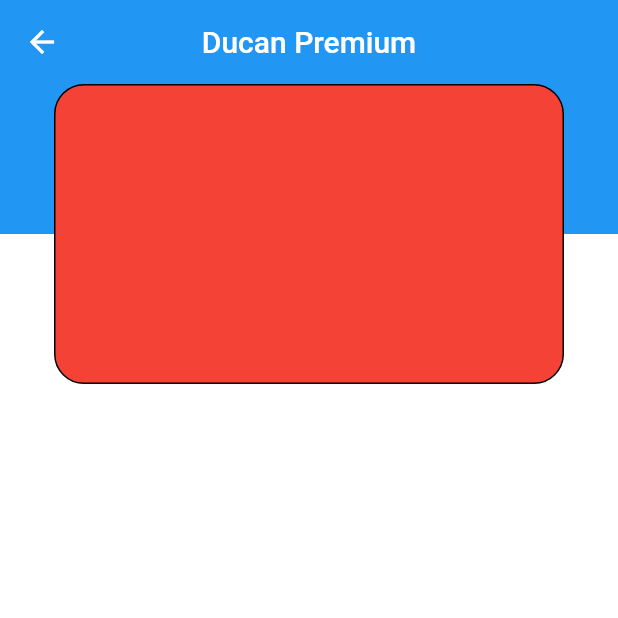
After one commit to aorohith/Dukaan, a Flutter app: the screen it shows after launch, on a phone screen of 412 x 824 dp, the top half of it. The commit adds this screen. Run offline on Flutter 3.47's test engine with Material 2 defaults, Android fonts, the light colour scheme and no system bars; our stand-ins replace font_awesome_flutter.

Commit message:
premium page stack ok

```diff
--- /dev/null
+++ b/lib/dukaan_premium.dart
@@ -0,0 +1,55 @@
+import 'package:flutter/material.dart';
+
+class PremiumPage extends StatelessWidget {
+  const PremiumPage({Key? key}) : super(key: key);
+
+  @override
+  Widget build(BuildContext context) {
+    return Scaffold(
+      backgroundColor: Colors.white,
+      extendBodyBehindAppBar: true,
+      appBar: AppBar(
+        centerTitle: true,
+        elevation: 0,
+        title: Text("Ducan Premium"),
+        leading: Icon(Icons.arrow_back),
+      ),
+      body: SafeArea(
+        child: ListView(
+          children: [
+            Stack(
+              alignment: AlignmentDirectional.topCenter,
+              children: [
+                Column(
+                  children: [
+                    Container(
+                      width: double.infinity,
+                      height: 100,
+                      color: Colors.blue,
+                    ),
+                    Container(
+                      width: double.infinity,
+                      height: 100,
+                      color: Colors.white,
+                    ),
+                  ],
+                ),
+                Container(
+                    width: 340,
+                    height: 200,
+
+                    decoration: BoxDecoration(
+                      borderRadius: BorderRadius.circular(20),
+                    border: Border.all(),
+                    color: Colors.red,
+                    ),
+                  ),
+
+              ],
+            ),
+          ],
+        ),
+      ),
+    );
+  }
+}
--- a/lib/main.dart
+++ b/lib/main.dart
@@ -1,6 +1,5 @@
 import 'package:flutter/material.dart';
-import 'package:ui_designs/dukaan.dart';
-import 'package:ui_designs/dukaan_payments.dart';
+import 'package:ui_designs/dukaan_premium.dart';
 
 void main(List<String> args) {
   runApp(MyApp());
@@ -13,7 +12,8 @@
   Widget build(BuildContext context) {
     return MaterialApp(
       debugShowCheckedModeBanner: false,
-      home:PaymentScreen(),
+
+      home:PremiumPage(),
 
     );
   }
```
